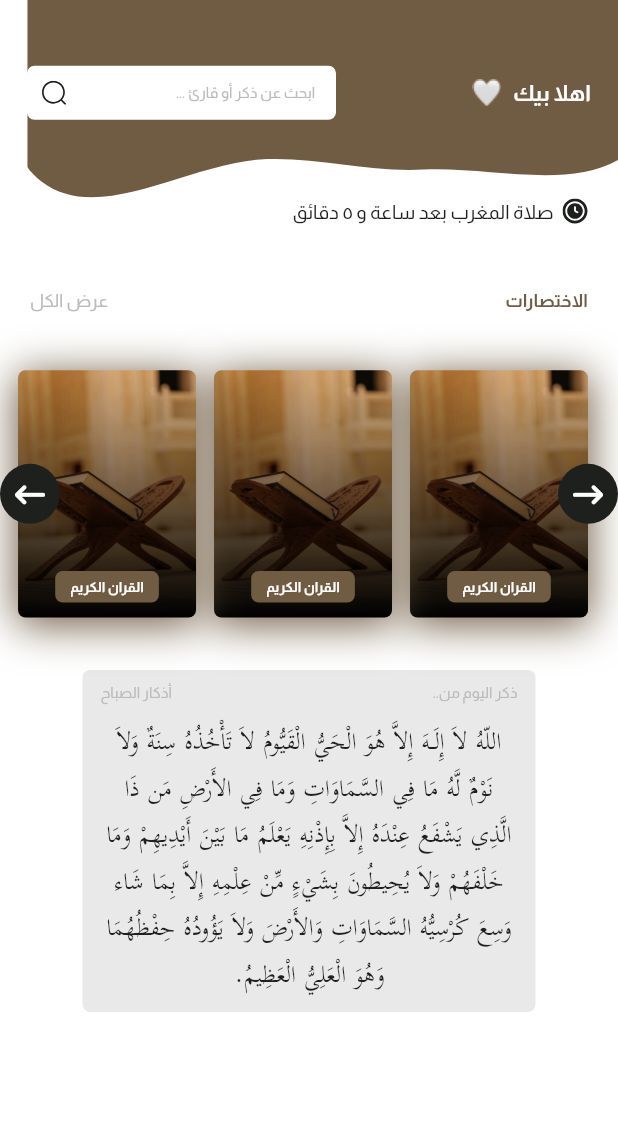
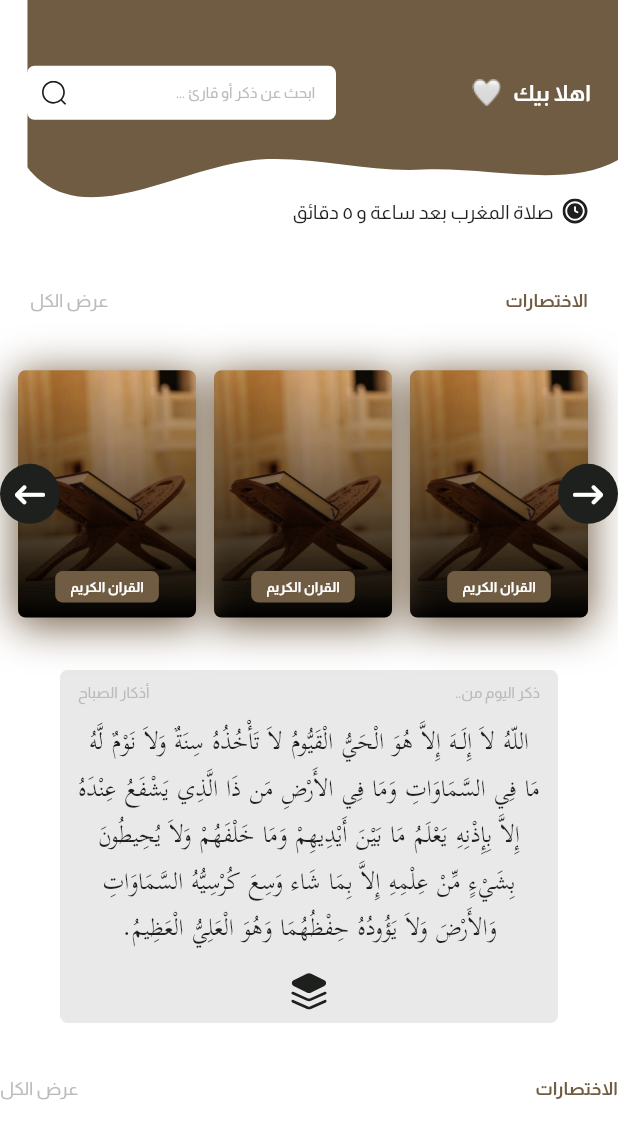
Before and after one commit to gelkomyy/fazakir, a Flutter app: the HomeView screen opened by its route, on a phone screen of 412 x 824 dp. Shown: the top 1139 px of the screen. Run offline on Flutter 3.47's test engine with Material 3 defaults, Android fonts, the phone set to English and light mode, and no system bars; our stand-ins replace flutter_svg, font_awesome_flutter, get_it, shared_preferences; accounts and stored records are empty.

Commit message:
Add New SVG Icons and Refactor Zikr of the Day Component
- Introduced new SVG icons for copy, heart, layers, and share functionalities.
- Created a new `ComponentsZikrOfTheDay` widget to manage the animation and display of these icons.
- Refactored the `ContainerZikrOfTheDay` widget to include the new animated icons.
- Updated the `HomeViewBody` widget to use the refactored `ContainerZikrOfTheDay`.
- Added asset paths for the new SVG icons in `app_assets.dart`.

This commit enhances the user interface by adding interactive icons and improves code maintainability through refactoring.

```diff
--- /dev/null
+++ b/lib/Features/home/presentation/views/widgets/components_zikr_of_the_day.dart
@@ -0,0 +1,155 @@
+import 'package:fazakir/core/utils/app_assets.dart';
+import 'package:flutter/material.dart';
+import 'package:flutter_svg/svg.dart';
+
+class ComponentsZikrOfTheDay extends StatefulWidget {
+  const ComponentsZikrOfTheDay({super.key});
+
+  @override
+  State<ComponentsZikrOfTheDay> createState() => _ComponentsZikrOfTheDayState();
+}
+
+class _ComponentsZikrOfTheDayState extends State<ComponentsZikrOfTheDay>
+    with SingleTickerProviderStateMixin {
+  late AnimationController _controller;
+  late Animation<double> _positionAnimation;
+  late Animation<double> _fadeAnimation;
+
+  bool isShow = false;
+
+  @override
+  void initState() {
+    super.initState();
+    _controller = AnimationController(
+      duration: const Duration(milliseconds: 200),
+      vsync: this,
+    );
+
+    _positionAnimation = Tween<double>(
+      begin: 0.0, // Start position (0%)
+      end: 1.0, // End position (100%)
+    ).animate(
+      CurvedAnimation(
+        parent: _controller,
+        curve: Curves.easeInOut,
+      ),
+    );
+
+    _fadeAnimation = Tween<double>(
+      begin: 0.0, // Fully transparent
+      end: 1.0, // Fully opaque
+    ).animate(
+      CurvedAnimation(
+        parent: _controller,
+        curve: Curves.easeIn,
+      ),
+    );
+  }
+
+  @override
+  void dispose() {
+    _controller.dispose();
+    super.dispose();
+  }
+
+  void _handleTap() {
+    if (isShow) {
+      // If icons are shown, reverse the animation first
+      _controller.reverse().then((_) {
+        // Once the reverse animation is complete, hide the icons
+        setState(() {
+          isShow = false;
+        });
+      });
+    } else {
+      // If icons are hidden, show them with a forward animation
+      setState(() {
+        isShow = true;
+      });
+      _controller.forward(from: 0.0);
+    }
+  }
+
+  @override
+  Widget build(BuildContext context) {
+    return Center(
+      child: AnimatedBuilder(
+        animation: _positionAnimation,
+        builder: (context, child) {
+          double t = _positionAnimation.value;
+
+          // Left icon (Heart)
+          double x1 = 24 * t;
+          double y1 = -24 * (1 - t) - 0.5 * -24 * (1 - t) * (1 - t);
+
+          // Center icon (Copy)
+          double x2 = -24 * t;
+          double y2 = -24 * (1 - t) - 0.5 * -24 * (1 - t) * (1 - t);
+
+          // Right icon (Share)
+          double x3 = 0 * t;
+          double y3 = -24 * (1 - t) - 0.5 * -24 * (1 - t) * (1 - t);
+
+          return Column(
+            mainAxisSize: MainAxisSize.min,
+            children: [
+              GestureDetector(
+                onTap: () {
+                  _handleTap();
+                },
+                child: SvgPicture.asset(
+                  Assets.assetsImagesLayersShapeSvg,
+                  width: 24,
+                ),
+              ),
+              SizedBox(height: isShow ? 24 : 0),
+              isShow
+                  ? Row(
+                      mainAxisSize: MainAxisSize.min,
+                      children: [
+                        Transform.translate(
+                          offset: Offset(x1, y1),
+                          child: FadeTransition(
+                            opacity: _fadeAnimation,
+                            child: SvgPicture.asset(
+                              Assets.assetsImagesHeartBlackIconSvg,
+                              width: 18,
+                            ),
+                          ),
+                        ),
+                        const SizedBox(width: 20),
+                        Transform.translate(
+                          offset: Offset(x2, y2),
+                          child: FadeTransition(
+                            opacity: _fadeAnimation,
+                            child: SvgPicture.asset(
+                              Assets.assetsImagesCopyIconSvg,
+                              width: 18,
+                            ),
+                          ),
+                        ),
+                      ],
+                    )
+                  : const SizedBox(),
+              isShow
+                  ? Transform.translate(
+                      offset: Offset(x3, y3),
+                      child: FadeTransition(
+                        opacity: _fadeAnimation,
+                        child: SvgPicture.asset(
+                          Assets.assetsImagesShareIconSvg,
+                          width: 16,
+                        ),
+                      ),
+                    )
+                  : const SizedBox(),
+              SizedBox(
+                height: isShow ? 12 : 0,
+              ),
+            ],
+          );
+        },
+      ),
+    );
+  }
+}
--- /dev/null
+++ b/lib/Features/home/presentation/views/widgets/container_zikr_of_the_day.dart
@@ -0,0 +1,60 @@
+import 'package:fazakir/Features/home/presentation/views/widgets/components_zikr_of_the_day.dart';
+import 'package:fazakir/core/utils/app_colors.dart';
+import 'package:fazakir/core/utils/app_font_styles.dart';
+import 'package:fazakir/generated/l10n.dart';
+import 'package:flutter/material.dart';
+
+class ContainerZikrOfTheDay extends StatelessWidget {
+  const ContainerZikrOfTheDay({
+    super.key,
+  });
+
+  @override
+  Widget build(BuildContext context) {
+    return Container(
+      margin: const EdgeInsets.symmetric(horizontal: 40),
+      padding: const EdgeInsets.symmetric(
+        horizontal: 12,
+        vertical: 8,
+      ),
+      decoration: BoxDecoration(
+        borderRadius: BorderRadius.circular(5),
+        color: AppColors.greyColor.withOpacity(0.32),
+      ),
+      child: Column(
+        mainAxisSize: MainAxisSize.min,
+        crossAxisAlignment: CrossAxisAlignment.stretch,
+        children: [
+          Row(
+            mainAxisSize: MainAxisSize.min,
+            mainAxisAlignment: MainAxisAlignment.spaceBetween,
+            children: [
+              Text(
+                S.of(context).mention_of_the_day,
+                style: AppFontStyles.styleRegular11(context).copyWith(
+                  color: AppColors.greyColor,
+                ),
+              ),
+              Text(
+                'أذكار الصباح',
+                style: AppFontStyles.styleRegular11(context).copyWith(
+                  color: AppColors.greyColor,
+                ),
+              ),
+            ],
+          ),
+          const SizedBox(height: 12),
+          Text(
+            'اللّهُ لاَ إِلَـهَ إِلاَّ هُوَ الْحَيُّ الْقَيُّومُ لاَ تَأْخُذُهُ سِنَةٌ وَلاَ نَوْمٌ لَّهُ مَا فِي السَّمَاوَاتِ وَمَا فِي الأَرْضِ مَن ذَا الَّذِي يَشْفَعُ عِنْدَهُ إِلاَّ بِإِذْنِهِ يَعْلَمُ مَا بَيْنَ أَيْدِيهِمْ وَمَا خَلْفَهُمْ وَلاَ يُحِيطُونَ بِشَيْءٍ مِّنْ عِلْمِهِ إِلاَّ بِمَا شَاء وَسِعَ كُرْسِيُّهُ السَّمَاوَاتِ وَالأَرْضَ وَلاَ يَؤُودُهُ حِفْظُهُمَا وَهُوَ الْعَلِيُّ الْعَظِيمُ.',
+            textAlign: TextAlign.center,
+            style: AppFontStyles.styleRegular24(context).copyWith(
+              fontFamily: 'Scheherazade',
+            ),
+          ),
+          const SizedBox(height: 12),
+          const ComponentsZikrOfTheDay(),
+        ],
+      ),
+    );
+  }
+}
--- a/lib/Features/home/presentation/views/widgets/home_view_body.dart
+++ b/lib/Features/home/presentation/views/widgets/home_view_body.dart
@@ -1,7 +1,7 @@
+import 'package:fazakir/Features/home/presentation/views/widgets/container_zikr_of_the_day.dart';
 import 'package:fazakir/Features/home/presentation/views/widgets/home_view_body_header.dart';
 import 'package:fazakir/Features/home/presentation/views/widgets/short_cut_items_list_view.dart';
 import 'package:fazakir/core/utils/app_assets.dart';
-import 'package:fazakir/core/utils/app_colors.dart';
 import 'package:fazakir/core/utils/app_font_styles.dart';
 import 'package:fazakir/core/widgets/row_label_with_show_more.dart';
 import 'package:fazakir/generated/l10n.dart';
@@ -53,48 +53,10 @@ class HomeViewBody extends StatelessWidget {
           child: const ShortCutItemsListView(),
         ),
         const SizedBox(height: 35),
-        Container(
-          margin: const EdgeInsets.symmetric(horizontal: 55),
-          padding: const EdgeInsets.symmetric(
-            horizontal: 12,
-            vertical: 8,
-          ),
-          decoration: BoxDecoration(
-            borderRadius: BorderRadius.circular(5),
-            color: AppColors.greyColor.withOpacity(0.32),
-          ),
-          child: Column(
-            mainAxisSize: MainAxisSize.min,
-            crossAxisAlignment: CrossAxisAlignment.stretch,
-            children: [
-              Row(
-                mainAxisSize: MainAxisSize.min,
-                mainAxisAlignment: MainAxisAlignment.spaceBetween,
-                children: [
-                  Text(
-                    txt.mention_of_the_day,
-                    style: AppFontStyles.styleRegular11(context).copyWith(
-                      color: AppColors.greyColor,
-                    ),
-                  ),
-                  Text(
-                    'أذكار الصباح',
-                    style: AppFontStyles.styleRegular11(context).copyWith(
-                      color: AppColors.greyColor,
-                    ),
-                  ),
-                ],
-              ),
-              const SizedBox(height: 12),
-              Text(
-                'اللّهُ لاَ إِلَـهَ إِلاَّ هُوَ الْحَيُّ الْقَيُّومُ لاَ تَأْخُذُهُ سِنَةٌ وَلاَ نَوْمٌ لَّهُ مَا فِي السَّمَاوَاتِ وَمَا فِي الأَرْضِ مَن ذَا الَّذِي يَشْفَعُ عِنْدَهُ إِلاَّ بِإِذْنِهِ يَعْلَمُ مَا بَيْنَ أَيْدِيهِمْ وَمَا خَلْفَهُمْ وَلاَ يُحِيطُونَ بِشَيْءٍ مِّنْ عِلْمِهِ إِلاَّ بِمَا شَاء وَسِعَ كُرْسِيُّهُ السَّمَاوَاتِ وَالأَرْضَ وَلاَ يَؤُودُهُ حِفْظُهُمَا وَهُوَ الْعَلِيُّ الْعَظِيمُ.',
-                textAlign: TextAlign.center,
-                style: AppFontStyles.styleRegular24(context).copyWith(
-                  fontFamily: 'Scheherazade',
-                ),
-              ),
-            ],
-          ),
+        const ContainerZikrOfTheDay(),
+        const SizedBox(height: 35),
+        RowLabelWithShowMore(
+          labelText: txt.shortcuts,
         ),
       ],
     );
--- a/lib/core/utils/app_assets.dart
+++ b/lib/core/utils/app_assets.dart
@@ -1,5 +1,14 @@
+// ignore_for_file: prefer_single_quotes
 class Assets {
   Assets._();
+
+  /// Assets for assetsImagesCopyIconSvg
+  /// assets/images/copy_icon_svg.svg
+  static const String assetsImagesCopyIconSvg = "assets/images/copy_icon_svg.svg";
+
+  /// Assets for assetsImagesHeartBlackIconSvg
+  /// assets/images/heart_black_icon_svg.svg
+  static const String assetsImagesHeartBlackIconSvg = "assets/images/heart_black_icon_svg.svg";
 
   /// Assets for assetsImagesHomeHeaderShapeSvg
   /// assets/images/home_header_shape_svg.svg
@@ -9,6 +18,10 @@ class Assets {
   /// assets/images/intro_background.jpg
   static const String assetsImagesIntroBackground = "assets/images/intro_background.jpg";
 
+  /// Assets for assetsImagesLayersShapeSvg
+  /// assets/images/layers_shape_svg.svg
+  static const String assetsImagesLayersShapeSvg = "assets/images/layers_shape_svg.svg";
+
   /// Assets for assetsImagesQuranImage
   /// assets/images/quran_image.jpg
   static const String assetsImagesQuranImage = "assets/images/quran_image.jpg";
@@ -16,6 +29,10 @@ class Assets {
   /// Assets for assetsImagesSearchIconSvg
   /// assets/images/search_icon_svg.svg
   static const String assetsImagesSearchIconSvg = "assets/images/search_icon_svg.svg";
+
+  /// Assets for assetsImagesShareIconSvg
+  /// assets/images/share_icon_svg.svg
+  static const String assetsImagesShareIconSvg = "assets/images/share_icon_svg.svg";
 
   /// Assets for assetsImagesTimeElapsedSvg
   /// assets/images/time_elapsed_svg.svg
```
Also changed, not shown: assets/images/copy_icon_svg.svg (added), assets/images/heart_black_icon_svg.svg (added), assets/images/layers_shape_svg.svg (added), assets/images/share_icon_svg.svg (added).
